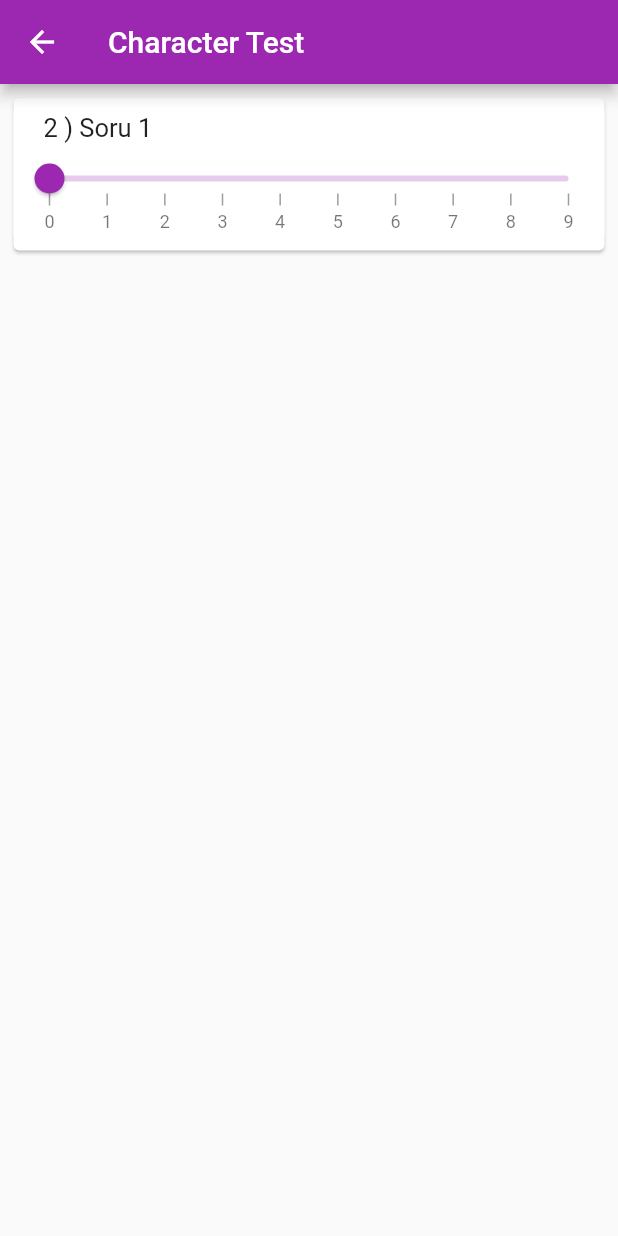
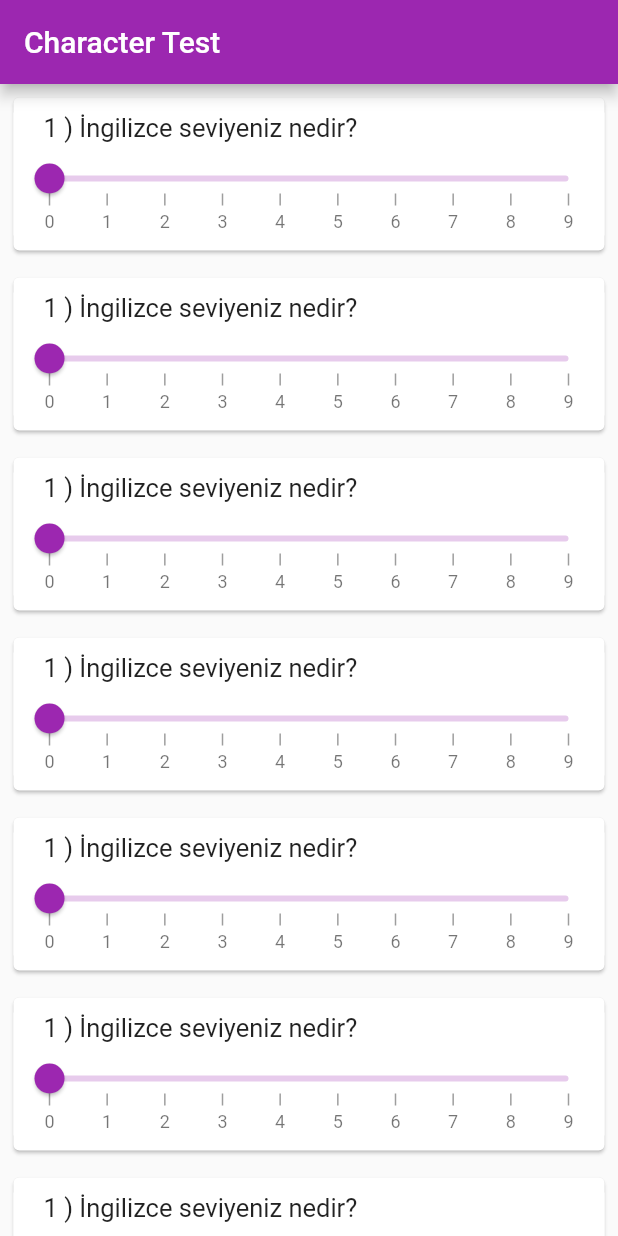
Before and after one commit to kadirglck/stepway, a Flutter app: the CharacterTestPage screen opened directly, on a phone screen of 412 x 824 dp. Run offline on Flutter 3.47's test engine with Material 2 defaults, Android fonts, the phone set to English and light mode, and no system bars; drawn by our look-alikes of syncfusion_flutter_sliders; our stand-ins replace firebase_core, introduction_screen; missing offline and left inert: syncfusion_flutter_core; accounts and stored records are empty.

```diff
--- a/lib/character_test/character_test_page.dart
+++ b/lib/character_test/character_test_page.dart
@@ -15,9 +15,48 @@ class _CharacterTestPageState extends State<CharacterTestPage> {
       appBar: AppBar(
         title: Text('Character Test'),
       ),
-      body: Column(
+      body: ListView(
         children: [
-          QuestionCard(id: 1, soru: 'Soru 1'),
+          QuestionCard(
+            id: 0,
+            soru: 'İngilizce seviyeniz nedir?',
+          ),
+          QuestionCard(
+            id: 0,
+            soru: 'İngilizce seviyeniz nedir?',
+          ),
+          QuestionCard(
+            id: 0,
+            soru: 'İngilizce seviyeniz nedir?',
+          ),
+          QuestionCard(
+            id: 0,
+            soru: 'İngilizce seviyeniz nedir?',
+          ),
+          QuestionCard(
+            id: 0,
+            soru: 'İngilizce seviyeniz nedir?',
+          ),
+          QuestionCard(
+            id: 0,
+            soru: 'İngilizce seviyeniz nedir?',
+          ),
+          QuestionCard(
+            id: 0,
+            soru: 'İngilizce seviyeniz nedir?',
+          ),
+          QuestionCard(
+            id: 0,
+            soru: 'İngilizce seviyeniz nedir?',
+          ),
+          QuestionCard(
+            id: 0,
+            soru: 'İngilizce seviyeniz nedir?',
+          ),
+          QuestionCard(
+            id: 0,
+            soru: 'İngilizce seviyeniz nedir?',
+          ),
         ],
       ),
     );
--- a/pubspec.yaml
+++ b/pubspec.yaml
@@ -39,6 +39,8 @@ dependencies:
 
   # Introduction Screen
   introduction_screen: ^2.1.0
+  cloud_firestore: ^3.1.8
+  firebase_core: ^1.12.0
 
 dev_dependencies:
   flutter_test:
```
Also changed, not shown: lib/main.dart (+8 -11 lines), 11 other files.
